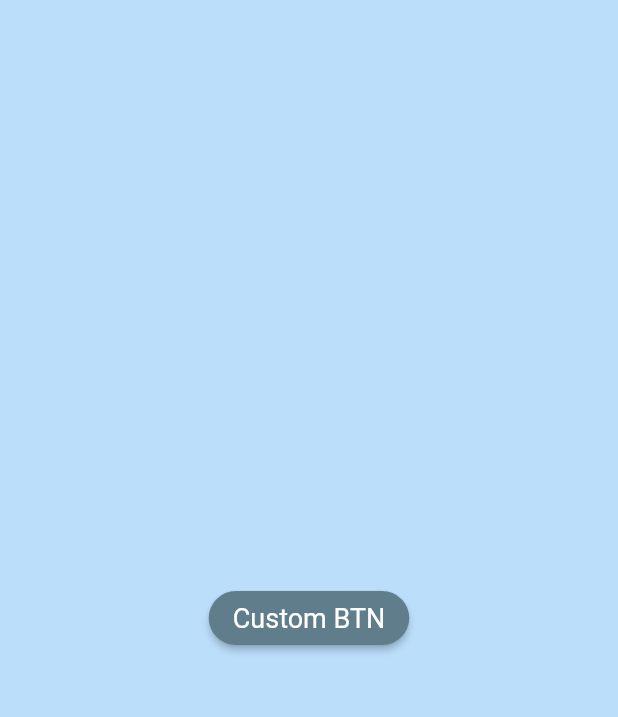
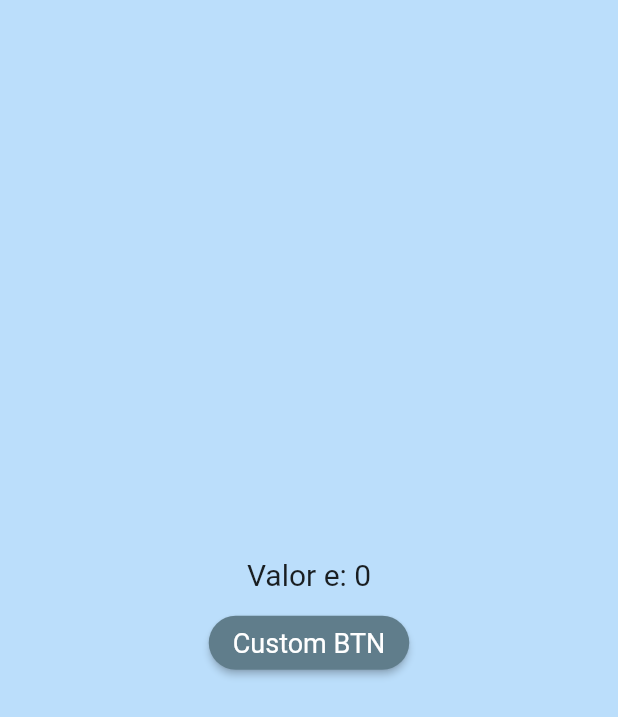
Before and after one commit to coutinhoge/gerencia_de_estado_nativa, a Flutter app: the screen it shows after launch, on a phone screen of 412 x 824 dp. Shown: the top 717 px of the screen. Run offline on Flutter 3.47's test engine with Material 2 defaults, Android fonts, the phone set to English and light mode, and no system bars.

Commit message:
versao final

```diff
--- a/lib/one_page.dart
+++ b/lib/one_page.dart
@@ -1,19 +1,47 @@
+import 'dart:math';
+
 import 'package:flutter/material.dart';
 import 'package:gerencia_de_estado_nativa/widgets/custom_button_widget.dart';
 
-class OnePage extends StatelessWidget {
+class OnePage extends StatefulWidget {
   const OnePage({super.key});
 
   @override
+  State<OnePage> createState() => _OnePageState();
+}
+
+class _OnePageState extends State<OnePage> {
+  ValueNotifier<int> valorAleatorio = ValueNotifier<int>(0);
+
+  random() async {
+    for (int i = 0; i < 10; i++) {
+      await Future.delayed(Duration(seconds: 1));
+      valorAleatorio.value = Random().nextInt(1000);
+    }
+  }
+
+  @override
   Widget build(BuildContext context) {
+    print('build');
     return Scaffold(
       backgroundColor: Colors.blue.shade100,
       body: Center(
-        child: CustomButtonWidget(
-          disable: false,
-          onPressed: () {},
-          title: 'Custom BTN',
-          titleSize: 18,
+        child: Column(
+          mainAxisAlignment: MainAxisAlignment.center,
+          children: [
+            ValueListenableBuilder(
+              valueListenable: valorAleatorio,
+              builder: (_, value, __) =>
+                  Text('Valor e: $value', style: TextStyle(fontSize: 20)),
+            ),
+            SizedBox(height: 10),
+            CustomButtonWidget(
+              disable: false,
+              onPressed: () => random(),
+              title: 'Custom BTN',
+              titleSize: 18,
+            ),
+          ],
         ),
       ),
     );
```
Also changed, not shown: 1 other file.
